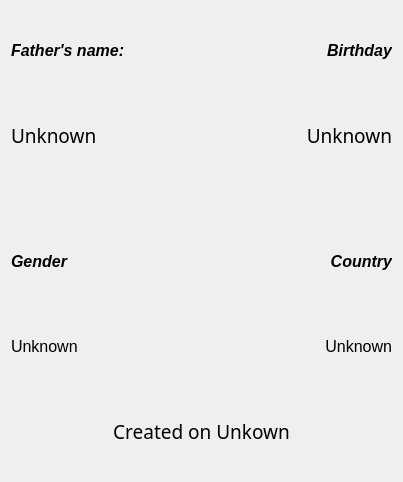
Old version of the form ui/dataviewer.ui in the repository amirmohsen1384/DataBox.
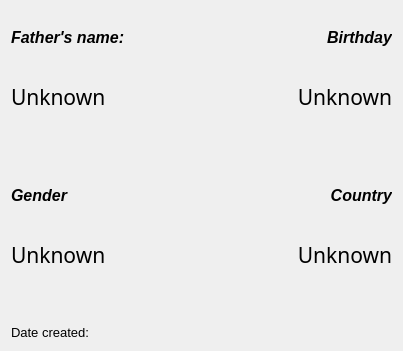
New version of the form.

Commit message: Modification to the data viewer

The edit to the form file:
```diff
--- a/ui/dataviewer.ui
+++ b/ui/dataviewer.ui
@@ -7,7 +7,7 @@
     <x>0</x>
     <y>0</y>
     <width>403</width>
-    <height>482</height>
+    <height>351</height>
    </rect>
   </property>
   <property name="palette">
@@ -70,7 +70,8 @@
     <widget class="QLabel" name="containerGender">
      <property name="font">
       <font>
-       <pointsize>12</pointsize>
+       <family>Segoe UI Light</family>
+       <pointsize>16</pointsize>
        <bold>false</bold>
       </font>
      </property>
@@ -84,7 +85,8 @@
      <property name="font">
       <font>
        <family>Segoe UI Light</family>
-       <pointsize>14</pointsize>
+       <pointsize>16</pointsize>
+       <bold>false</bold>
       </font>
      </property>
      <property name="text">
@@ -145,8 +147,9 @@
     <widget class="QLabel" name="containerFatherName">
      <property name="font">
       <font>
-       <family>Segoe Print</family>
-       <pointsize>14</pointsize>
+       <family>Segoe UI Light</family>
+       <pointsize>16</pointsize>
+       <bold>false</bold>
       </font>
      </property>
      <property name="text">
@@ -158,7 +161,9 @@
     <widget class="QLabel" name="containerCountry">
      <property name="font">
       <font>
-       <pointsize>12</pointsize>
+       <family>Segoe UI Light</family>
+       <pointsize>16</pointsize>
+       <bold>false</bold>
       </font>
      </property>
      <property name="text">
@@ -173,16 +178,16 @@
     <widget class="QLabel" name="labelDateCreated">
      <property name="font">
       <font>
-       <family>Segoe UI Light</family>
-       <pointsize>14</pointsize>
+       <family>Segoe UI</family>
+       <pointsize>10</pointsize>
        <bold>false</bold>
       </font>
      </property>
      <property name="text">
-      <string>Created on Unkown</string>
+      <string>Date created: </string>
      </property>
      <property name="alignment">
-      <set>Qt::AlignCenter</set>
+      <set>Qt::AlignBottom|Qt::AlignLeading|Qt::AlignLeft</set>
      </property>
     </widget>
    </item>
```
The commit also changes 1 other file.
